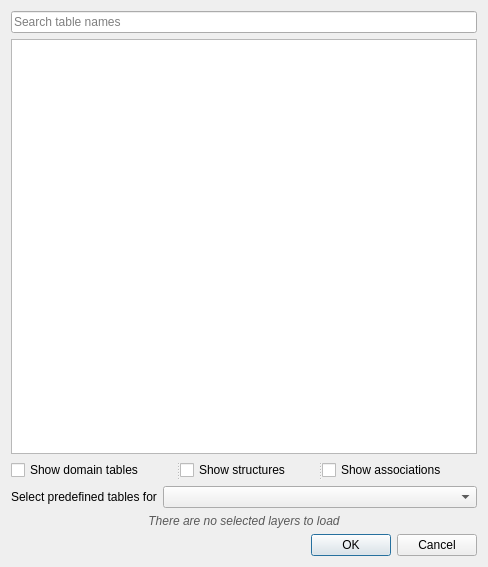
Above: asistente_ladm_col/ui/dlg_load_layers.ui from SwissTierrasColombia/Asistente-LADM-COL before the change. Below: the same form after it.
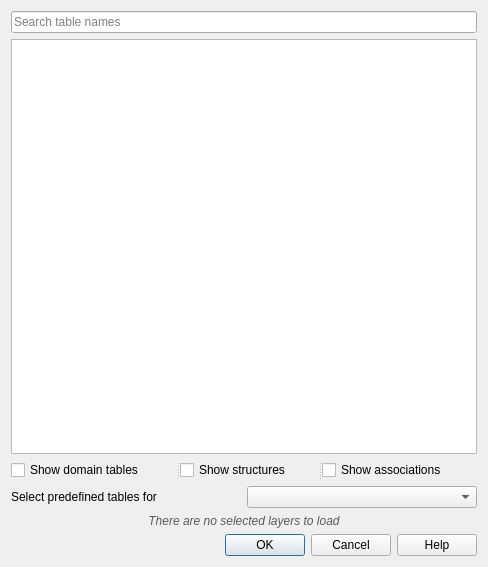
That is the form after the change.

Commit message: Linked all exist help buttons

```diff
--- a/asistente_ladm_col/ui/dlg_load_layers.ui
+++ b/asistente_ladm_col/ui/dlg_load_layers.ui
@@ -71,16 +71,6 @@
    <item row="3" column="1">
     <widget class="QComboBox" name="cbo_select_predefined_tables"/>
    </item>
-   <item row="5" column="1">
-    <widget class="QDialogButtonBox" name="buttonBox">
-     <property name="orientation">
-      <enum>Qt::Horizontal</enum>
-     </property>
-     <property name="standardButtons">
-      <set>QDialogButtonBox::Cancel|QDialogButtonBox::Ok</set>
-     </property>
-    </widget>
-   </item>
    <item row="4" column="0" colspan="2">
     <widget class="QLabel" name="lbl_selected_count">
      <property name="palette">
@@ -160,6 +150,16 @@
      </property>
     </widget>
    </item>
+   <item row="5" column="0" colspan="2">
+    <widget class="QDialogButtonBox" name="buttonBox">
+     <property name="orientation">
+      <enum>Qt::Horizontal</enum>
+     </property>
+     <property name="standardButtons">
+      <set>QDialogButtonBox::Cancel|QDialogButtonBox::Help|QDialogButtonBox::Ok</set>
+     </property>
+    </widget>
+   </item>
   </layout>
  </widget>
  <resources/>
```
The commit also changes 17 other files.
